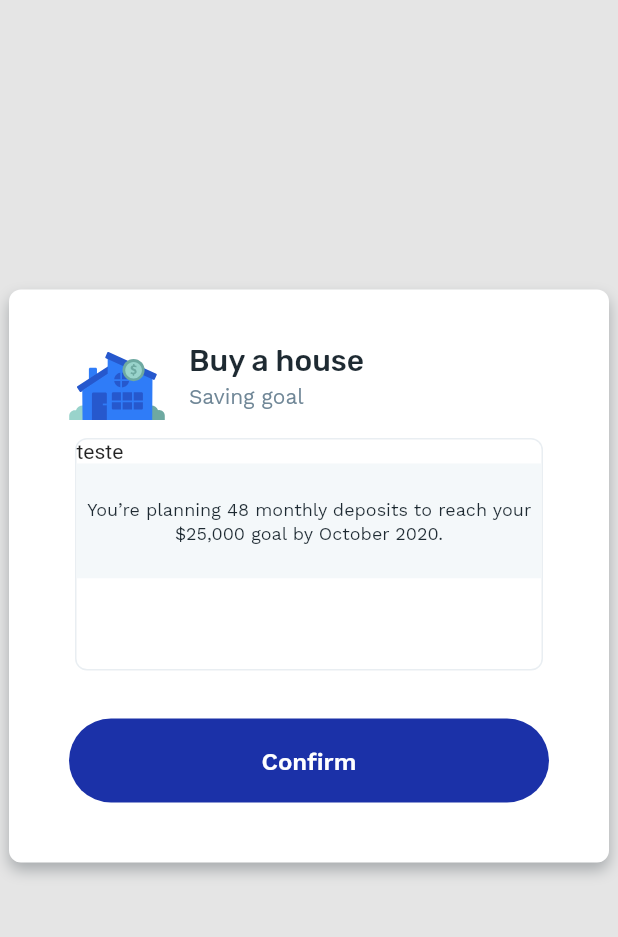
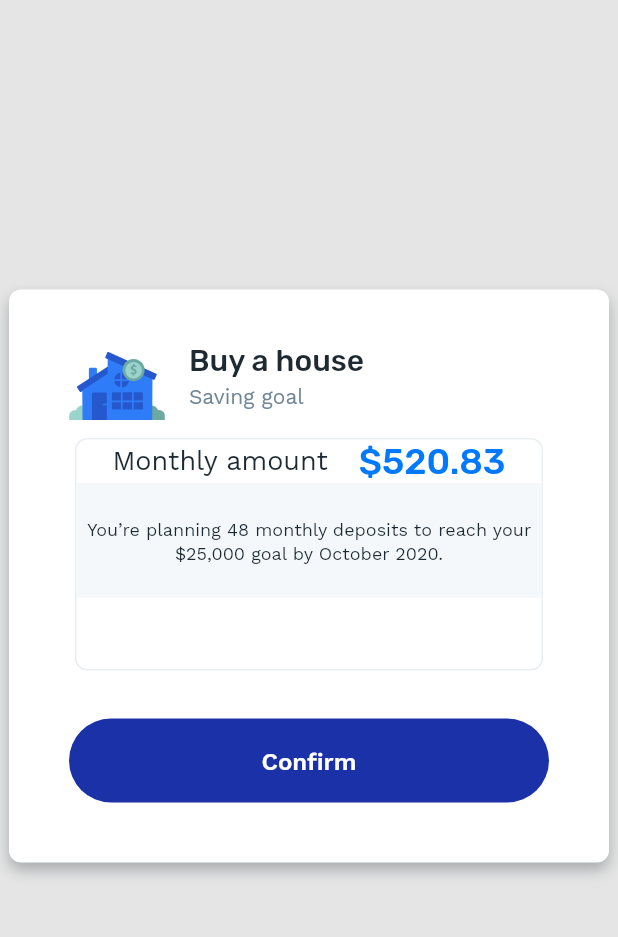
Before and after one commit to fernandamaiait/take-home-assignment, a Flutter app: the screen it shows after launch, on a phone screen of 412 x 824 dp, the part 84-1021 px from its top. Run offline on Flutter 3.47's test engine with Material 2 defaults, Android fonts, the phone set to English and light mode, and no system bars; our stand-ins replace flutter_svg, google_fonts.

Commit message:
Refactoring of monthly amount info

```diff
--- a/lib/pages/home/components/monthly_amount_info.dart
+++ b/lib/pages/home/components/monthly_amount_info.dart
@@ -11,8 +11,6 @@ class MonthlyAmountInfo extends StatelessWidget {
     return Container(
       width: isLargeScreen(context) ? 480 : 312,
       height: 155,
-      // padding: EdgeInsets.symmetric(
-      //     horizontal: isLargeScreen(context) ? 32 : 24, vertical: 24),
       decoration: BoxDecoration(
         borderRadius: BorderRadius.all(Radius.circular(8.0)),
         border: Border.all(
@@ -22,24 +20,57 @@ class MonthlyAmountInfo extends StatelessWidget {
       ),
       child: Column(
         children: [
-          Flexible(
+          UpperContainer(),
+          LowerContainer(),
+        ],
+      ),
+    );
+  }
+}
+
+class UpperContainer extends StatelessWidget {
+  const UpperContainer({Key? key}) : super(key: key);
+
+  @override
+  Widget build(BuildContext context) {
+    return Flexible(
       flex: 1,
       child: Expanded(
         child: Container(
           width: double.infinity,
-                child: Text('teste'),
+          padding: EdgeInsets.symmetric(
+            vertical: 0,
+            horizontal: isLargeScreen(context) ? 32 : 24,
+          ),
+          child: Row(
+            mainAxisAlignment: MainAxisAlignment.spaceBetween,
+            children: [
+              Text(
+                'Monthly amount',
+                style: ThemeTypography.subtitle(context),
+              ),
+              Text(
+                '\$520.83',
+                style: ThemeTypography.headingMedium(context),
+              ),
+            ],
           ),
         ),
       ),
-          Flexible(
+    );
+  }
+}
+
+class LowerContainer extends StatelessWidget {
+  const LowerContainer({Key? key}) : super(key: key);
+
+  @override
+  Widget build(BuildContext context) {
+    return Flexible(
       flex: 1,
       child: Expanded(
         child: Container(
           width: double.infinity,
-                // padding: EdgeInsets.symmetric(
-                //   horizontal: 32,
-                //   vertical: 24,
-                // ),
           color: ThemeColors.blueGray10,
           child: Center(
             child: Text(
@@ -50,43 +81,6 @@ class MonthlyAmountInfo extends StatelessWidget {
           ),
         ),
       ),
-          ),
-        ],
-      ),
-      // child: Expanded(
-      //   child: Row(
-      //     // mainAxisSize: MainAxisSize.max,
-      //     children: [
-      //       Expanded(
-      //         child: Column(
-      //           //     mainAxisSize: MainAxisSize.max,
-      //           children: [
-      //             Expanded(
-      //               child: Row(children: [
-      //                 Expanded(
-      //                   child: Container(
-      //                     color: Colors.red,
-      //                     child: Expanded(child: Text('teste')),
-      //                   ),
-      //                 ),
-      //               ]),
-      //             ),
-      //             Expanded(
-      //               child: Row(mainAxisSize: MainAxisSize.max, children: [
-      //                 Expanded(
-      //                   child: Container(
-      //                     color: Colors.green,
-      //                     child: Expanded(child: Text('teste')),
-      //                   ),
-      //                 ),
-      //               ]),
-      //             ),
-      //           ],
-      //         ),
-      //       )
-      //     ],
-      //   ),
-      // ),
     );
   }
 }
```
Lines whose indentation alone changed are shown as unchanged.
